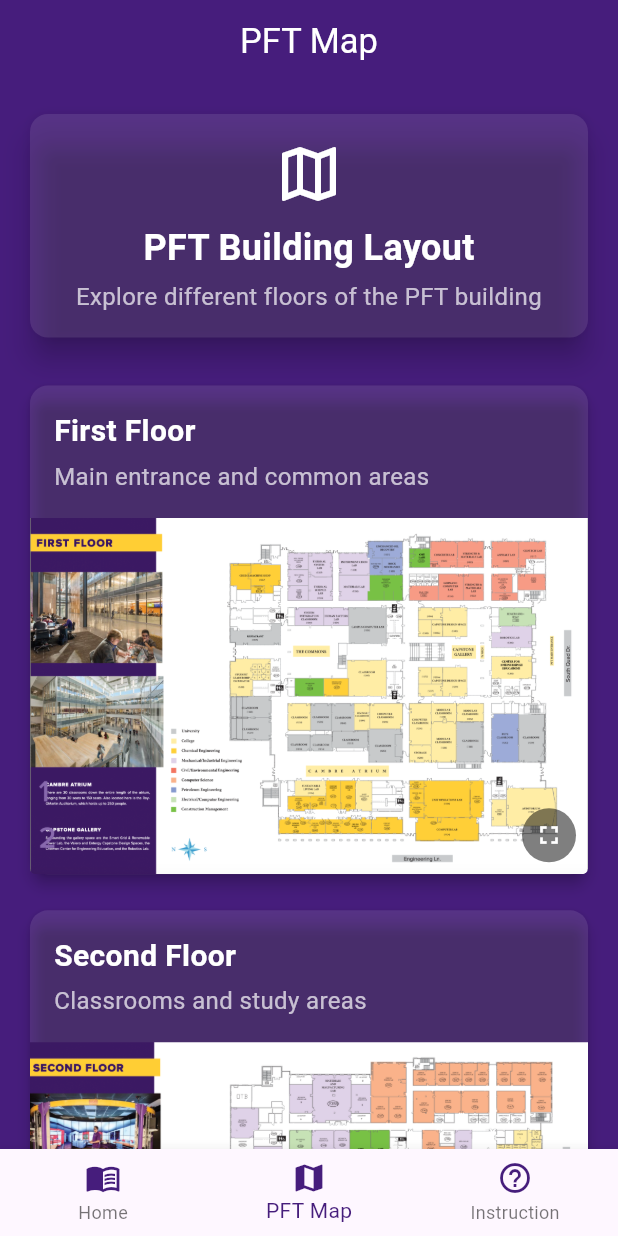
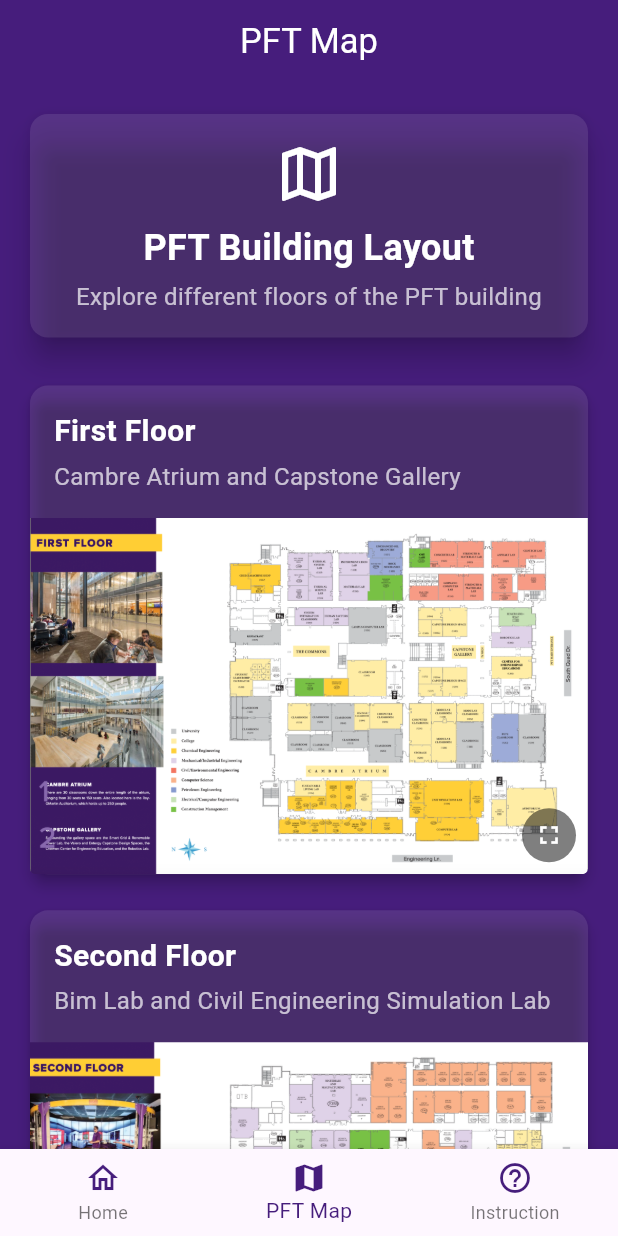
Before and after one commit to Harmonyy3/branded_PFT_Hunt_Mobile_, a Flutter app: the screen it shows after launch, item 2 of the bottom bar chosen, on a phone screen of 412 x 824 dp. Run offline on Flutter 3.47's test engine with Material 3 defaults, Android fonts, the phone set to English and light mode, and no system bars.

```diff
--- a/lib/screens/map_screen.dart
+++ b/lib/screens/map_screen.dart
@@ -55,7 +55,7 @@ class Mapscreen extends StatelessWidget {
             context: context,
             title: 'First Floor',
             image: 'assets/map1.png',
-            description: 'Main entrance and common areas',
+            description: 'Cambre Atrium and Capstone Gallery',
           ),
 
           const SizedBox(height: 16),
@@ -65,7 +65,7 @@ class Mapscreen extends StatelessWidget {
             context: context,
             title: 'Second Floor',
             image: 'assets/map2.png',
-            description: 'Classrooms and study areas',
+            description: 'Bim Lab and Civil Engineering Simulation Lab',
           ),
 
           const SizedBox(height: 16),
@@ -75,7 +75,7 @@ class Mapscreen extends StatelessWidget {
             context: context,
             title: 'Third Floor',
             image: 'assets/map3.png',
-            description: 'Offices and research facilities',
+            description: 'Department Suites and Veranda',
           ),
         ],
       ),
--- a/lib/widgets/navigator_bar.dart
+++ b/lib/widgets/navigator_bar.dart
@@ -32,7 +32,7 @@ class _NavigatorBarState extends State<NavigatorBar> {
       bottomNavigationBar: BottomNavigationBar(
         items: const <BottomNavigationBarItem>[
           BottomNavigationBarItem(
-            icon: Icon(Icons.menu_book_outlined, color: Color(0xFF461D7C)),
+            icon: Icon(Icons.home_outlined, color: Color(0xFF461D7C)),
             label: 'Home',
           ),
           BottomNavigationBarItem(
```
Also changed, not shown: lib/screens/welcome_screen.dart (+9 -0 lines), 126 other files.
